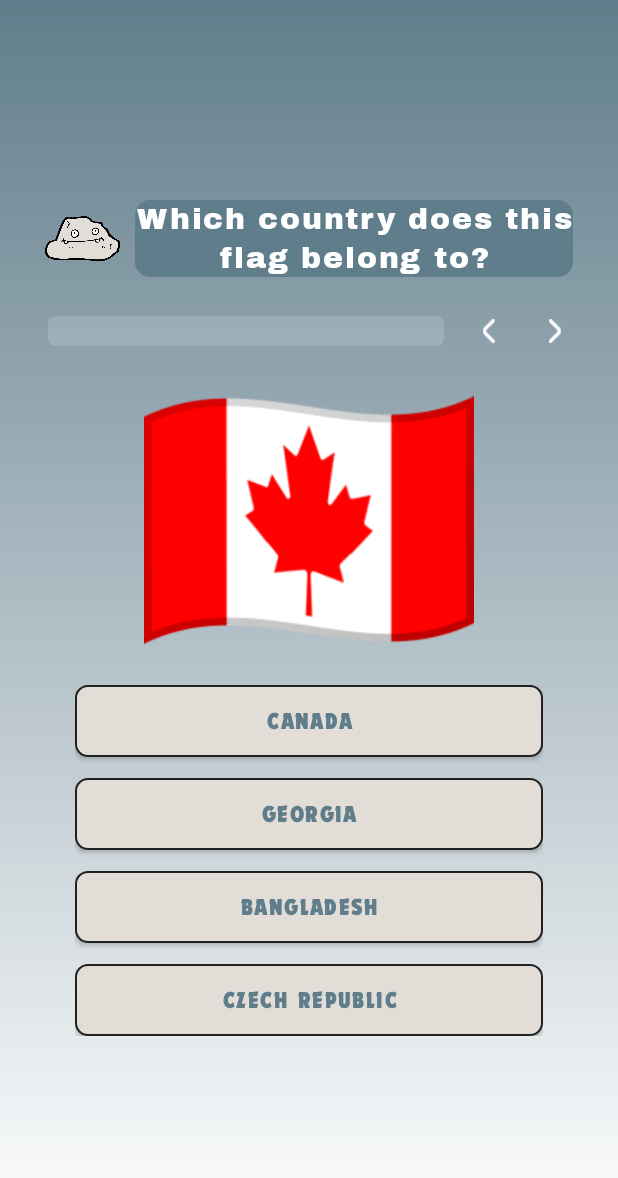
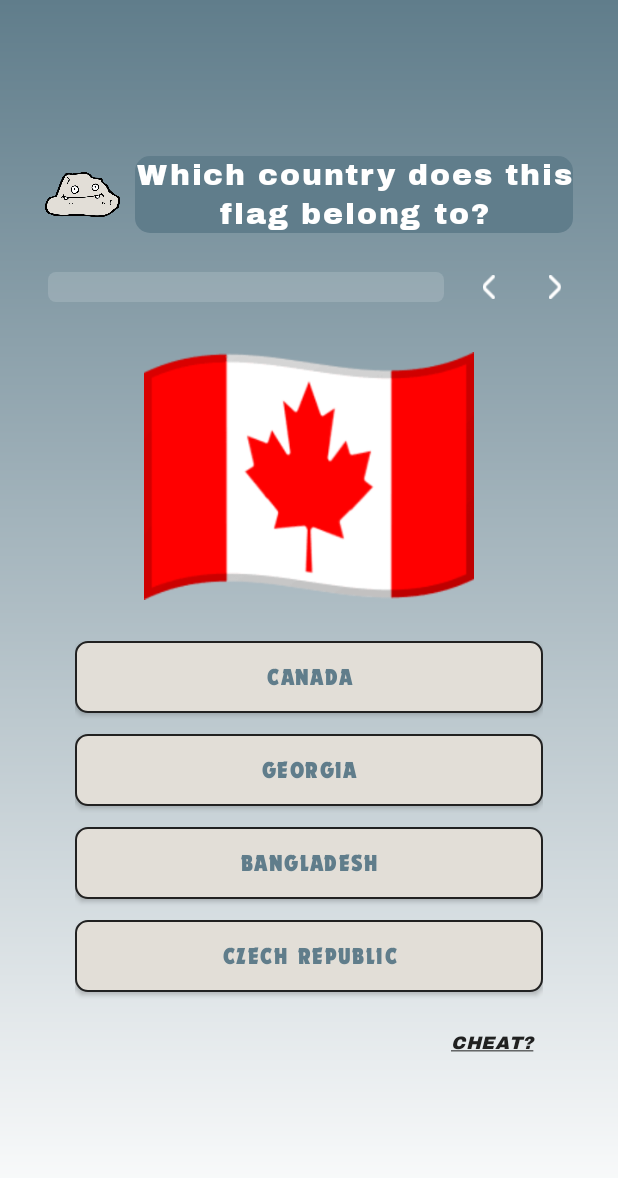
Before and after one commit to eesuhn/GeoDude, an Android app: the QuestionActivity screen opened directly, with no data from a screen before it, on a phone screen of 412 x 824 dp. Shown: the top 1178 px of the screen. Run offline under Robolectric (Android 15) with nearby library versions, the phone set to English and light mode, and no system bars.

Commit message:
Added cheat FE

```diff
--- a/app/src/main/res/layout/activity_question.xml
+++ b/app/src/main/res/layout/activity_question.xml
@@ -8,7 +8,7 @@
 	tools:context=".activity.QuestionActivity"
 	android:background="@drawable/bg_question"
 	android:orientation="vertical"
-	android:paddingBottom="40dp"
+	android:paddingTop="10dp"
 	android:gravity="center">
 
 	<LinearLayout
@@ -164,6 +164,40 @@
 			android:textSize="16sp"
 			android:layout_marginTop="14dp" />
 
+		<LinearLayout
+			android:layout_width="match_parent"
+			android:layout_height="wrap_content"
+			android:layout_marginTop="10dp"
+			android:gravity="center_vertical">
+
+			<TextView
+				tools:text="Cheats remained: 3"
+				android:layout_width="0dp"
+				android:layout_height="wrap_content"
+				android:layout_weight="1"
+				android:gravity="start"
+				android:textColor="@color/primary"
+				android:fontFamily="@font/archivo_black"
+				android:textSize="12sp"
+				android:letterSpacing="0.04" />
+
+			<androidx.appcompat.widget.AppCompatButton
+				android:id="@+id/cheatBtn"
+				android:layout_width="wrap_content"
+				android:layout_height="wrap_content"
+				android:text="@string/cheat_btn"
+				android:layout_gravity="end"
+				android:backgroundTint="#00000000"
+				android:fontFamily="@font/archivo_black"
+				android:textColor="@color/black"
+				android:textSize="12sp"
+				style="?android:attr/borderlessButtonStyle"
+				android:paddingStart="20dp"
+				android:paddingEnd="0dp"
+				android:letterSpacing="0.04" />
+
+		</LinearLayout>
+
 	</LinearLayout>
 
 </androidx.appcompat.widget.LinearLayoutCompat>
--- a/app/src/main/res/values/colors.xml
+++ b/app/src/main/res/values/colors.xml
@@ -4,6 +4,8 @@
 	<color name="black">#212121</color>
 	<color name="white">#FFFFFF</color>
 	<color name="dark_gray">#25FFFFFF</color>
+	<color name="light_gray">#F5F5F5</color>
+	<color name="green">#4CAF50</color>
 
 	<!-- Logo colors -->
 	<color name="logo">#E2DED7</color>
--- a/app/src/main/res/values/strings.xml
+++ b/app/src/main/res/values/strings.xml
@@ -9,4 +9,5 @@
 	<string name="option_placeholder">Option</string>
 	<string name="restart_btn">Restart Quiz</string>
 	<string name="result_score">You got %1$s out of 10 correct!</string>
+	<string name="cheat_btn"><i><u>CHEAT?</u></i></string>
 </resources>
```
Also changed, not shown: app/src/main/res/drawable/bg_btn_cheated.xml (added, +17 -0 lines).
